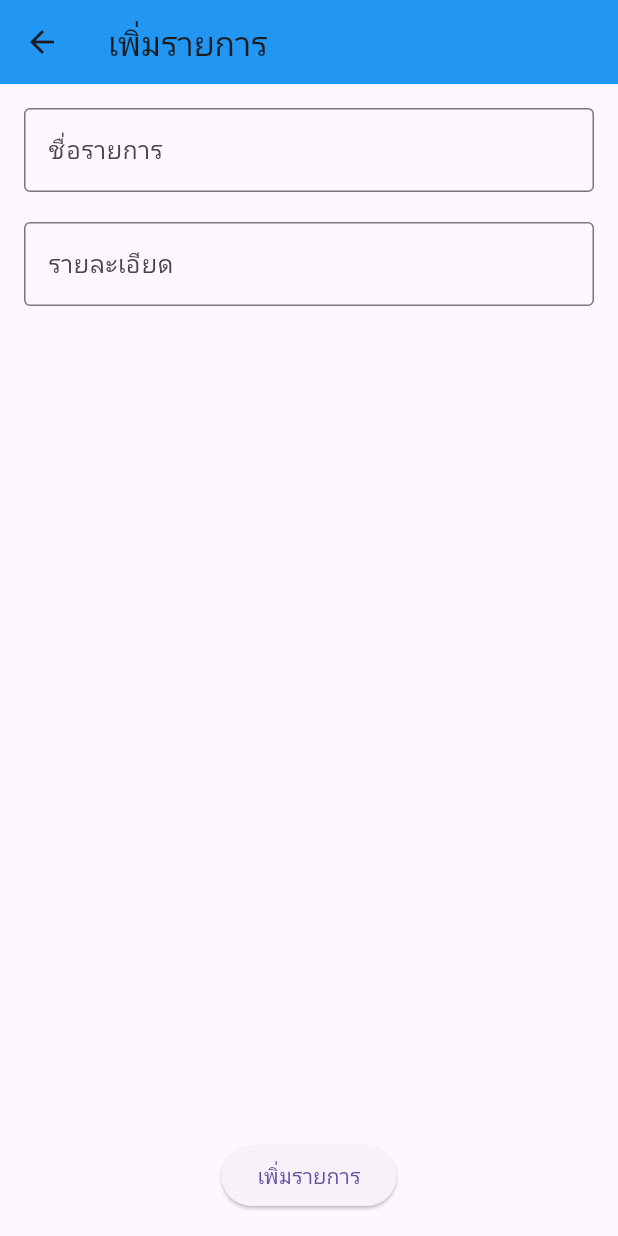
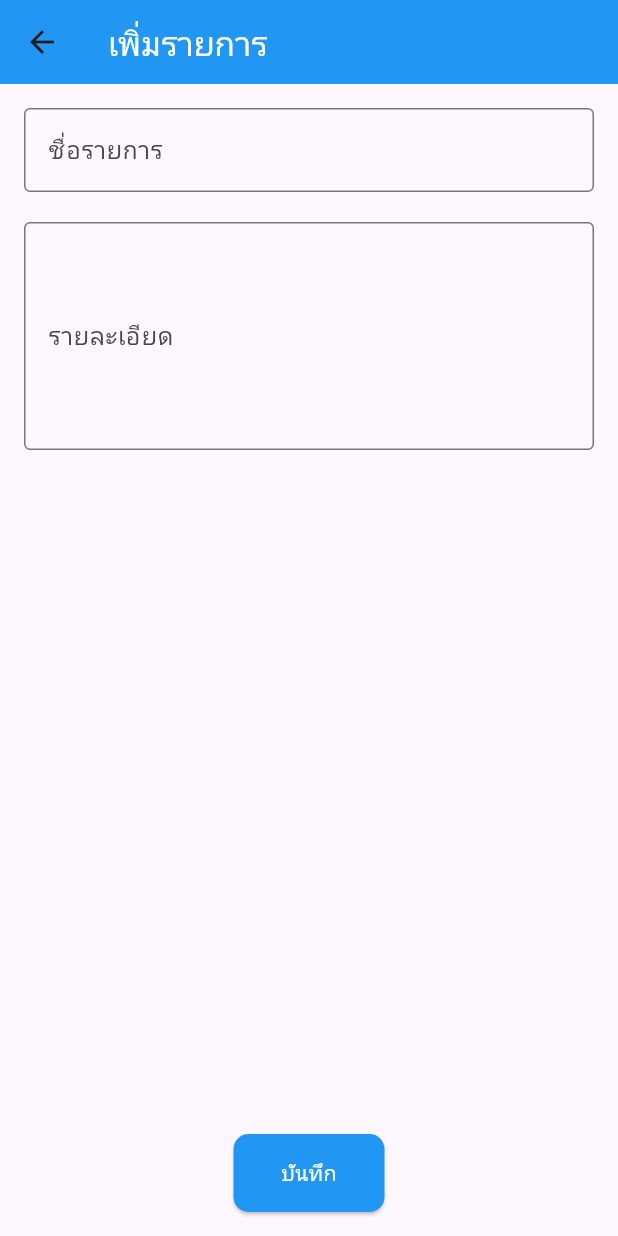
Before and after one commit to Boonkird/todo_getx, a Flutter app: the AddTodoView screen opened directly, on a phone screen of 412 x 824 dp. Run offline on Flutter 3.47's test engine with Material 3 defaults, Android fonts, the phone set to English and light mode, and no system bars; our stand-ins replace cloud_firestore, firebase_auth, firebase_core, get, get_storage; accounts and stored records are empty; generated files the repository leaves out were written again.

Commit message:
todo-list

```diff
--- /dev/null
+++ b/lib/core/constant.dart
@@ -0,0 +1,3 @@
+class Appkey {
+  static const String todoList = 'todoList';
+}
--- a/lib/models/todo_model.dart
+++ b/lib/models/todo_model.dart
@@ -1,23 +1,35 @@
+import 'dart:convert';
+
+
 class TodoModel {
+  String uid;
+  String docId;
   String title;
   String subtitle;
-  bool isDone;
+  bool isCompelted;
+
 
   TodoModel({
+    this.uid = '',
+    this.docId = '',
     required this.title,
     this.subtitle = '',
-    this.isDone = false,
-  });
+    this.isCompelted = false});
+
 
   Map<String, dynamic> toJson() => {
     'title': title,
     'subtitle': subtitle,
-    'isDone': isDone,
+    'isCompelted': isCompelted,
+    'uid': uid,
+    'docId':docId,
   };
 
-  TodoModel.fromJson(Map<String, dynamic> json) :
-        title = json['title'],
-        subtitle = json['subtitle'],
-        isDone = json['isDone'];
 
+  TodoModel.fromJson(Map<String, dynamic> json)
+    : title = json['title'],
+      subtitle = json['subtitle'],
+      isCompelted = json['isCompelted'],
+      uid = json['uid'],
+      docId = json['docId'];
 }
--- a/lib/views/add_todo_view.dart
+++ b/lib/views/add_todo_view.dart
@@ -1,21 +1,47 @@
 import 'package:flutter/material.dart';
 import 'package:get/get.dart';
 import 'package:todo_getx/controllers/todo_controller.dart';
+import 'package:todo_getx/models/todo_model.dart';
 import 'package:todo_getx/widgets/snackbar.dart';
 
-class AddTodoView extends StatelessWidget {
+class AddTodoView extends StatefulWidget {
   final TodoController todoController = Get.find();
+
+  AddTodoView({super.key, this.todo});
+  TodoModel? todo;
+
+  @override
+  State<AddTodoView> createState() => _AddTodoViewState();
+}
+
+class _AddTodoViewState extends State<AddTodoView> {
+  TodoController todoController = Get.put(TodoController());
+
+  TextEditingController titleController = TextEditingController();
+  TextEditingController subtitleController = TextEditingController();
+
+  @override
+  void initState() {
+    super.initState();
+    if (widget.todo != null) {
+      titleController.text = widget.todo!.title;
+      subtitleController.text = widget.todo!.subtitle;
+    }
+  }
 
   @override
   Widget build(BuildContext context) {
     return Scaffold(
-      appBar: AppBar(title: Text('เพิ่มรายการ'), backgroundColor: Colors.blue),
+      appBar: AppBar(
+        title: Text('เพิ่มรายการ', style: TextStyle(color: Colors.white)),
+        backgroundColor: Colors.blue,
+      ),
       body: Padding(
         padding: const EdgeInsets.all(16.0),
         child: Column(
-          children: [
+          children: <Widget>[
             TextField(
-              controller: todoController.textEditingController,
+              controller: titleController,
               decoration: InputDecoration(
                 labelText: 'ชื่อรายการ',
                 border: OutlineInputBorder(),
@@ -24,19 +50,34 @@ class AddTodoView extends StatelessWidget {
             SizedBox(height: 20),
             Expanded(
               child: TextField(
-                controller: todoController.subtitleController,
+                controller: subtitleController,
                 decoration: InputDecoration(
                   labelText: 'รายละเอียด',
                   border: OutlineInputBorder(),
                 ),
-                maxLines: null, // ทำให้กล่องรายละเอียดสามารถขยายได้ตามเนื้อหา
+                maxLines: 5,
               ),
             ),
             SizedBox(height: 20),
             ElevatedButton(
               onPressed: () {
-                if (todoController.textEditingController.text.isNotEmpty) {
-                  todoController.addTodo();
+                if (titleController.text.isEmpty) return;
+                if (widget.todo != null) {
+                  widget.todo!.title = titleController.text;
+                  widget.todo!.subtitle = subtitleController.text;
+                  todoController.updateTodo(widget.todo!);
+                  print(widget.todo!.toJson());
+                  Get.back();
+                  MySnackbar.showSnackbar(
+                    title: 'Updated',
+                    message: 'Todo updated successfully!',
+                  );
+                  return;
+                } else {
+                  todoController.addTodo(
+                    titleController.text,
+                    subtitleController.text,
+                  );
                   Get.back();
                   MySnackbar.showSnackbar(
                     title: 'Added',
@@ -44,7 +85,18 @@ class AddTodoView extends StatelessWidget {
                   );
                 }
               },
-              child: Text('เพิ่มรายการ'),
+              style: ElevatedButton.styleFrom(
+                foregroundColor: Colors.white,
+                backgroundColor: Colors.blue, // สีข้อความของปุ่ม
+                padding: EdgeInsets.symmetric(
+                  horizontal: 32,
+                  vertical: 16,
+                ), // ขนาด padding ของปุ่ม
+                shape: RoundedRectangleBorder(
+                  borderRadius: BorderRadius.circular(10), // รูปร่างของปุ่ม
+                ),
+              ),
+              child: Text('บันทึก'),
             ),
           ],
         ),
--- a/pubspec.yaml
+++ b/pubspec.yaml
@@ -13,6 +13,9 @@ dependencies:
   get: ^4.7.2
   cupertino_icons: ^1.0.8
   get_storage: ^2.1.1
+  firebase_core: ^3.12.1
+  firebase_auth: ^5.5.1
+  cloud_firestore: ^5.6.5
 
 dev_dependencies:
   flutter_test:
```
Also changed, not shown: lib/controllers/auth_controller.dart (added, +48 -0 lines), lib/controllers/todo_controller.dart (+57 -23 lines), lib/main.dart (+9 -7 lines), lib/services/storage_service.dart (+42 -5 lines), lib/views/home_view.dart (+33 -9 lines), lib/views/login_view.dart (added, +91 -0 lines), lib/views/register_view.dart (added, +57 -0 lines), lib/widgets/app_text_field.dart (added, +26 -0 lines), lib/widgets/todo_tile.dart (+7 -1 lines), firebase.json (added), pubspec.lock, 6 other files.
